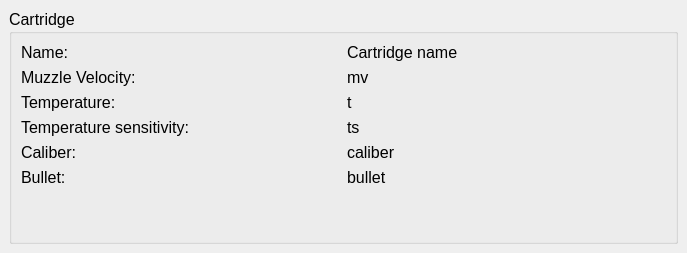
Before: the Qt Designer form ui_templates/catalog_cartridge_info.ui in o-murphy/archer_ballistics_constructor, drawn with Qt 5.
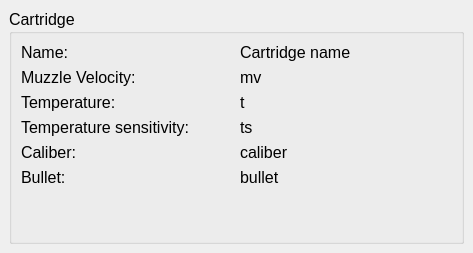
After: the same form once the commit is applied.

```diff
--- a/ui_templates/catalog_cartridge_info.ui
+++ b/ui_templates/catalog_cartridge_info.ui
@@ -6,7 +6,7 @@
    <rect>
     <x>0</x>
     <y>0</y>
-    <width>687</width>
+    <width>473</width>
     <height>253</height>
    </rect>
   </property>
@@ -16,6 +16,12 @@
     <verstretch>0</verstretch>
    </sizepolicy>
   </property>
+  <property name="maximumSize">
+   <size>
+    <width>473</width>
+    <height>16777215</height>
+   </size>
+  </property>
   <property name="windowTitle">
    <string>Form</string>
   </property>
```
